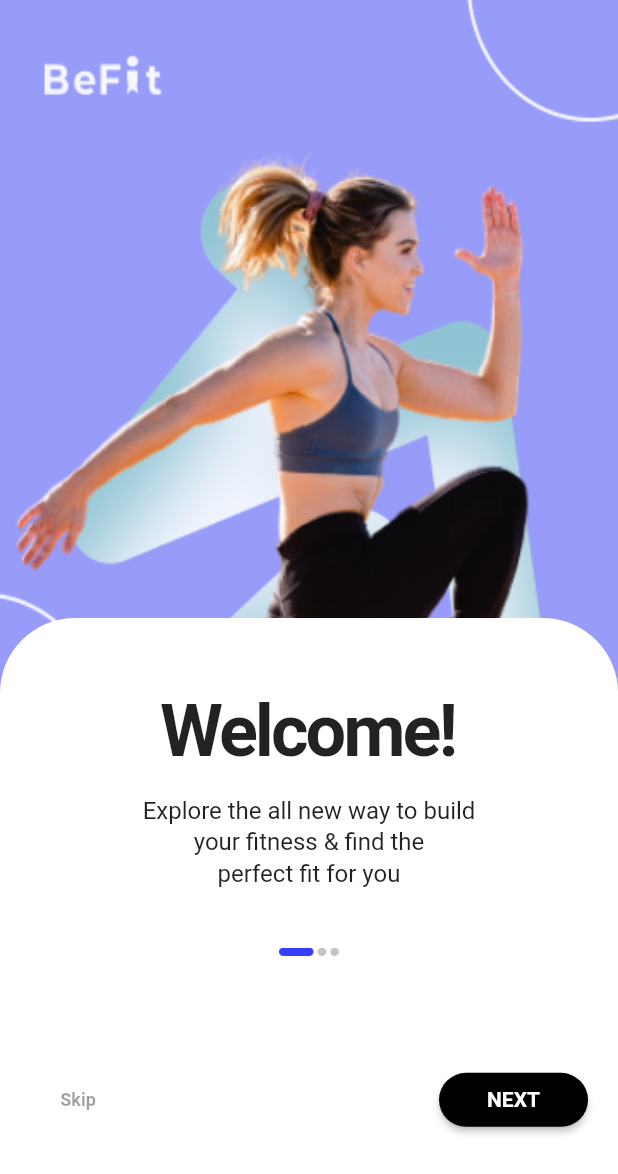
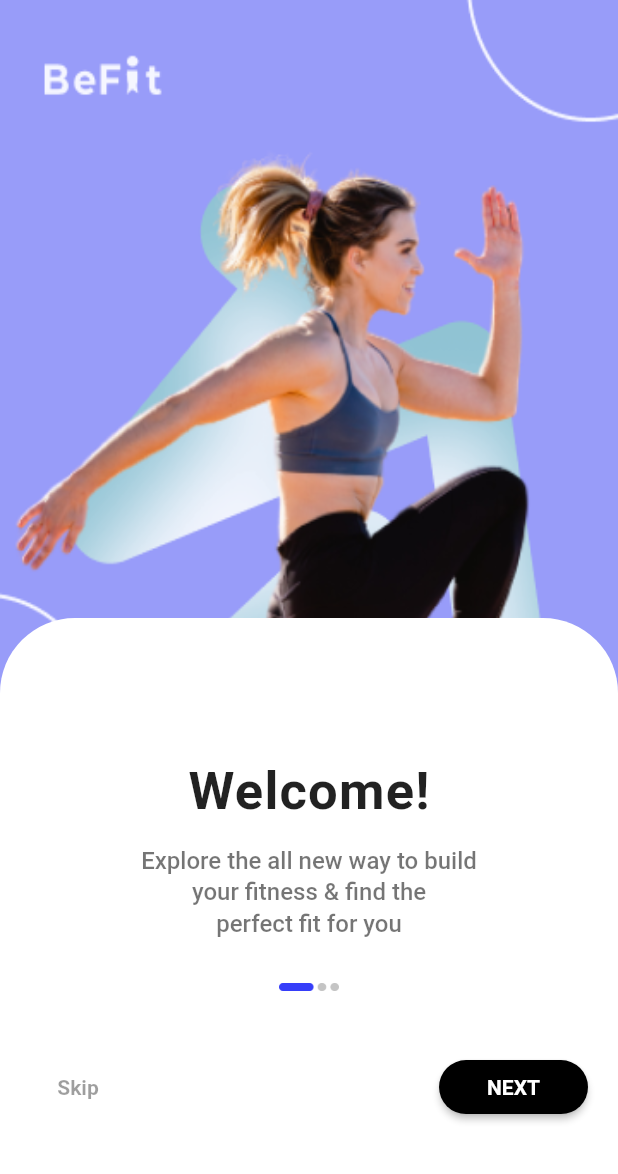
Before and after one commit to fobabs/befit-app, a Flutter app: the screen it shows after launch, on a phone screen of 412 x 824 dp. Shown: the top 1174 px of the screen. Run offline on Flutter 3.47's test engine with Material 2 defaults, Android fonts, the phone set to English and light mode, and no system bars.

Commit message:
Update template

```diff
--- a/lib/template/template.dart
+++ b/lib/template/template.dart
@@ -27,8 +27,8 @@ class Template extends StatelessWidget {
       text,
       style: const TextStyle(
         fontSize: 16,
-        color: Colors.black87,
-        fontWeight: FontWeight.w400,
+        color: Colors.black54,
+        fontWeight: FontWeight.w500,
       ),
     );
   }
@@ -61,7 +61,7 @@ class Template extends StatelessWidget {
                   topRight: Radius.circular(50),
                 ),
               ),
-              padding: const EdgeInsets.fromLTRB(20, 0, 20, 20),
+              padding: const EdgeInsets.fromLTRB(20, 40, 20, 20),
               child: Column(
                 crossAxisAlignment: CrossAxisAlignment.center,
                 mainAxisAlignment: MainAxisAlignment.center,
@@ -69,9 +69,9 @@ class Template extends StatelessWidget {
                   Text(
                     title,
                     style: const TextStyle(
-                      fontSize: 48,
+                      fontSize: 35,
                       fontWeight: FontWeight.bold,
-                      letterSpacing: -2,
+                      letterSpacing: 0.8,
                     ),
                   ),
                   const SizedBox(
@@ -87,7 +87,7 @@ class Template extends StatelessWidget {
                   ),
                   _text(text3),
                   const SizedBox(
-                    height: 40,
+                    height: 30,
                   ),
                   SizedBox(
                     width: 40,
@@ -96,7 +96,7 @@ class Template extends StatelessWidget {
                     ),
                   ),
                   const SizedBox(
-                    height: 72,
+                    height: 40,
                   ),
                   Row(
                     mainAxisAlignment: MainAxisAlignment.spaceBetween,
@@ -107,7 +107,7 @@ class Template extends StatelessWidget {
                           primary: Colors.black38,
                           textStyle: const TextStyle(
                             fontWeight: FontWeight.bold,
-                            fontSize: 12,
+                            fontSize: 14,
                           ),
                         ),
                         onPressed: () {
@@ -129,7 +129,8 @@ class Template extends StatelessWidget {
                           Navigator.of(context).pushNamed(buttonAction);
                         },
                         child: const Padding(
-                          padding: EdgeInsets.fromLTRB(16, 8, 16, 8),
+                          padding:
+                              EdgeInsets.symmetric(vertical: 8, horizontal: 16),
                           child: Text('NEXT'),
                         ),
                       ),
```
